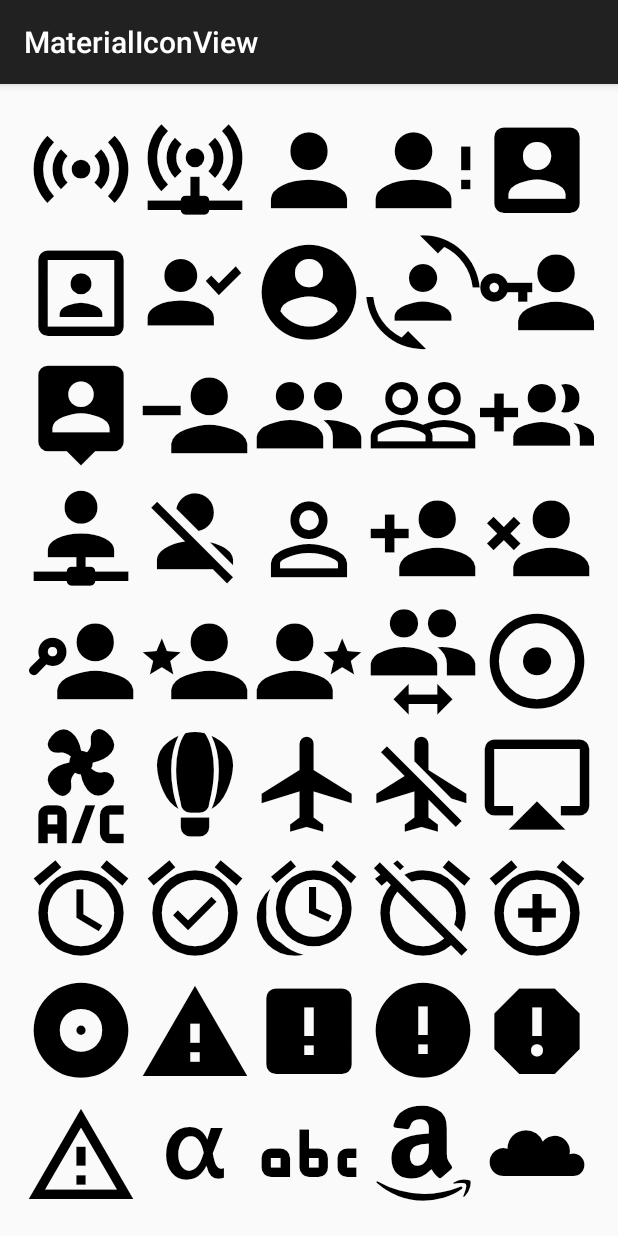
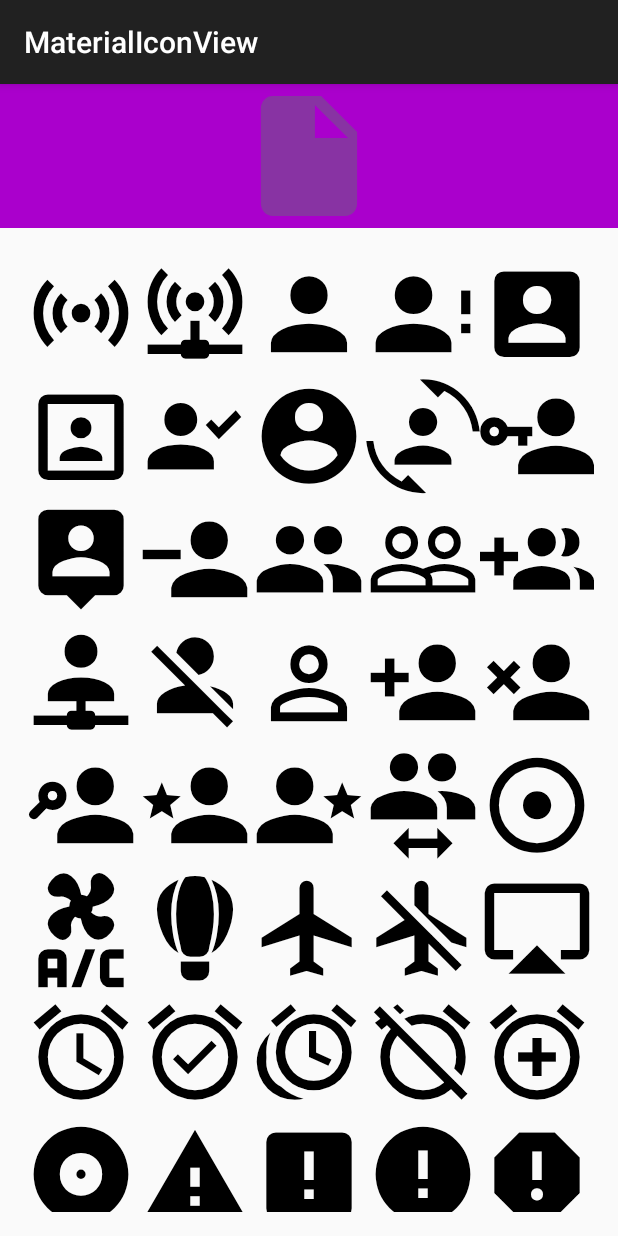
Before and after one commit to code-mc/material-icon-lib, an Android app: the screen it shows after launch (MainActivity), on a phone screen of 412 x 824 dp. Run offline under Robolectric (Android 15) with nearby library versions, the phone set to English and light mode, and no system bars; our stand-ins replace CircleImageView.

Commit message:
fixed color transparincy not picked up in xml files

```diff
--- a/app/build.gradle
+++ b/app/build.gradle
@@ -19,6 +19,12 @@
             proguardFiles getDefaultProguardFile('proguard-android.txt'), 'proguard-rules.pro'
         }
     }
+
+
+
+    lintOptions {
+        abortOnError false
+    }
 }
 
 dependencies {
@@ -26,5 +32,5 @@
     compile 'com.android.support:appcompat-v7:22.2.0'
     compile 'de.hdodenhof:circleimageview:2.0.0'
     /*compile project(':materialiconlib')*/
-    compile 'net.steamcrafted:materialiconlib:1.0.8'
+    compile project(":materialiconlib")
 }
--- a/app/src/main/res/layout/activity_main.xml
+++ b/app/src/main/res/layout/activity_main.xml
@@ -73,7 +73,24 @@
 
 
 
-<GridView xmlns:android="http://schemas.android.com/apk/res/android"
+<RelativeLayout xmlns:android="http://schemas.android.com/apk/res/android"
+    android:layout_width="match_parent"
+    android:layout_height="match_parent">
+
+    <net.steamcrafted.materialiconlib.MaterialIconView
+        xmlns:app="http://schemas.android.com/apk/res-auto"
+        android:layout_width="match_parent"
+        android:layout_height="96dp"
+        app:materialIcon="file"
+        app:materialIconColor="#3300FF00"
+
+        android:id="@+id/file_icon"
+        android:background="#A0C"
+        />
+
+    <GridView
+        android:layout_below="@+id/file_icon"
+        xmlns:android="http://schemas.android.com/apk/res/android"
         xmlns:tools="http://schemas.android.com/tools" android:layout_width="match_parent"
         xmlns:app="http://schemas.android.com/apk/res-auto"
         android:id="@+id/listview"
@@ -82,3 +99,4 @@
         android:paddingRight="@dimen/activity_horizontal_margin"
         android:paddingTop="@dimen/activity_vertical_margin"
         android:paddingBottom="@dimen/activity_vertical_margin" tools:context=".MainActivity"/>
+</RelativeLayout>
--- a/materialiconlib/build.gradle
+++ b/materialiconlib/build.gradle
@@ -4,7 +4,7 @@
 ext {
     PUBLISH_GROUP_ID = 'net.steamcrafted'
     PUBLISH_ARTIFACT_ID = 'materialiconlib'
-    PUBLISH_VERSION = '1.0.8'
+    PUBLISH_VERSION = '1.0.9'
 }
 
 android {
--- a/materialiconlib/src/main/java/net/steamcrafted/materialiconlib/MaterialDrawableBuilder.java
+++ b/materialiconlib/src/main/java/net/steamcrafted/materialiconlib/MaterialDrawableBuilder.java
@@ -128,9 +128,7 @@
      */
     public MaterialDrawableBuilder setColor(int color) {
         paint.setColor(color);
-        if(Color.alpha(color) != 255){
-            paint.setAlpha(Color.alpha(color));
-        }
+        setAlpha(Color.alpha(color));
         return this;
     }
 
@@ -262,6 +260,7 @@
             String textValue = MaterialIconUtils.getIconString(icon.ordinal());
             paint.getTextBounds(textValue, 0, 1, mCachedRect);
             float textBottom = (getBounds().height() - mCachedRect.height()) / 2f + mCachedRect.height() - mCachedRect.bottom;
+
             canvas.drawText(textValue, getBounds().width() / 2f, textBottom, paint);
         }
 
```
Also changed, not shown: build.gradle (line endings or trailing spaces), 2 other files. Lines whose indentation alone changed are shown as unchanged.
